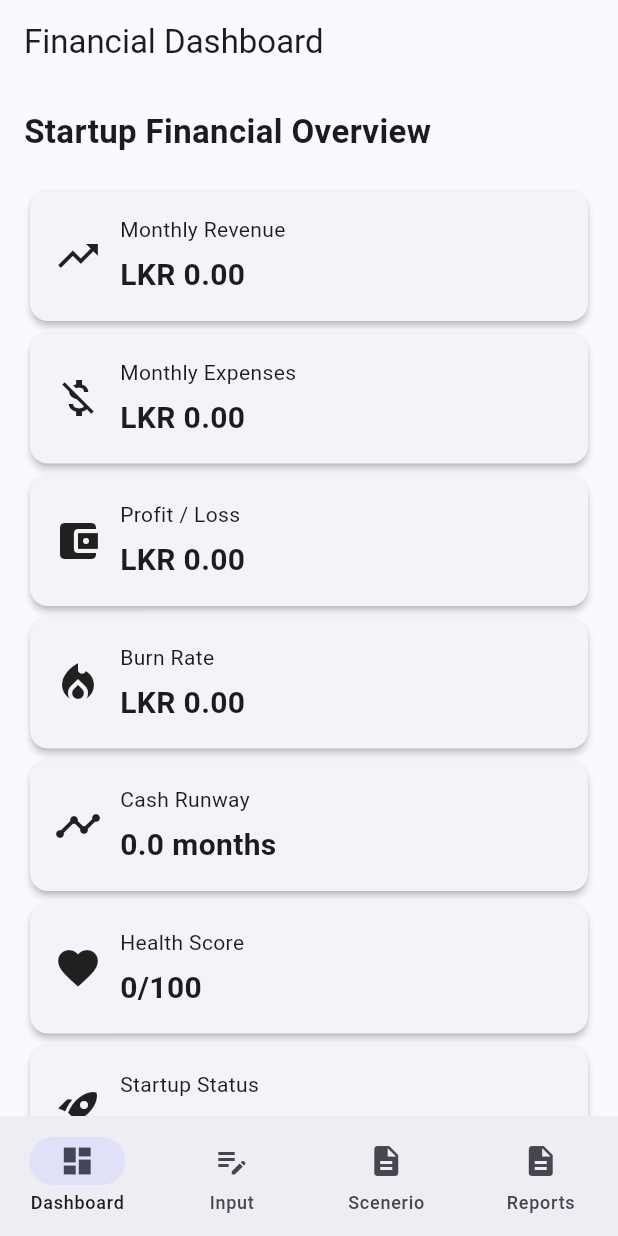
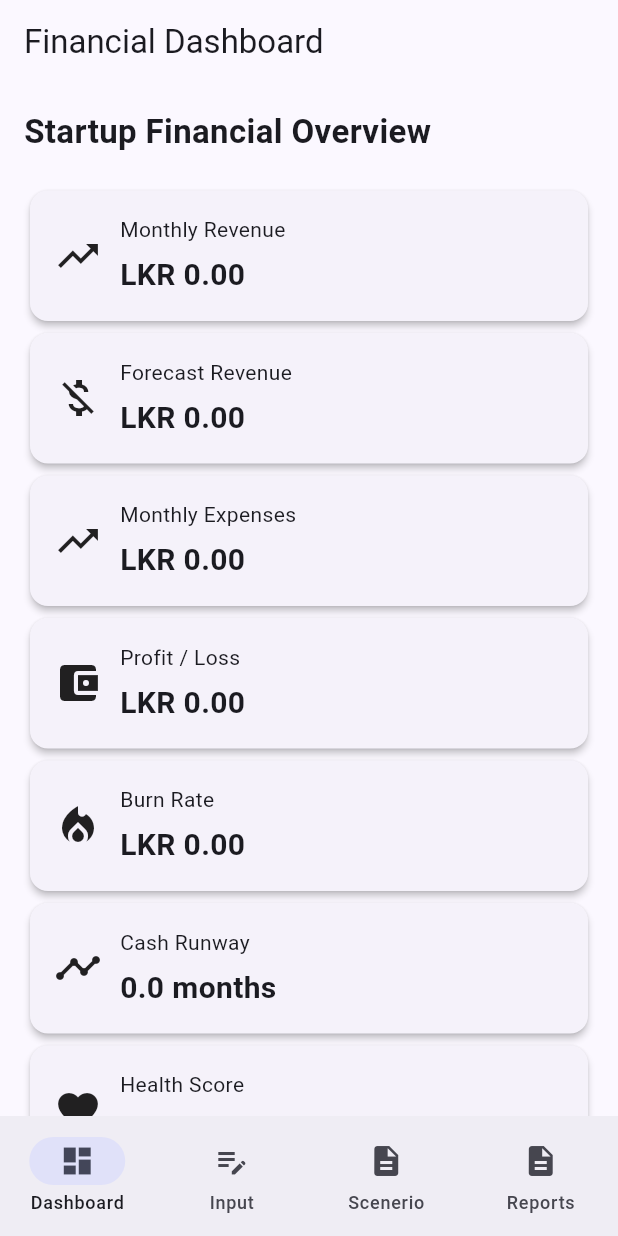
Before and after one commit to Cyber-ANGEL07/startup_financial_analyzer, a Flutter app: the screen it shows after launch, on a phone screen of 412 x 824 dp. Run offline on Flutter 3.47's test engine with Material 3 defaults, Android fonts, the phone set to English and light mode, and no system bars; our stand-ins replace fl_chart, hive_flutter, printing; accounts and stored records are empty.

Commit message:
Add revenue forecasting feature

```diff
--- a/lib/calculations/financial_calculator.dart
+++ b/lib/calculations/financial_calculator.dart
@@ -68,4 +68,8 @@ class FinancialCalculator {
   }
 }
 
+static double forecastNextMonthRevenue(double revenue) {
+  return revenue * 1.10;
 }
+
+}
--- a/lib/main.dart
+++ b/lib/main.dart
@@ -21,6 +21,7 @@ FinancialData.healthScore = box.get('healthScore', defaultValue: 0);
 FinancialData.recommendation = box.get('recommendation', defaultValue: '');
 FinancialData.startupStatus = box.get('startupStatus', defaultValue: '');
 FinancialData.profitLoss = box.get('profitLoss', defaultValue: 0.0);
+FinancialData.forecastRevenue = box.get('forecastRevenue', defaultValue: 0.0);
 
   runApp(const StartupRiskAnalyzerApp());
 }
--- a/lib/models/financial_data.dart
+++ b/lib/models/financial_data.dart
@@ -10,6 +10,7 @@ class FinancialData {
   static int healthScore = 0;
   static String recommendation = '';
   static double profitLoss = 0;
+  static double forecastRevenue =0;
   static String startupStatus = '';
 
   static List<TrendData> trendList = [
--- a/lib/screens/dashboard_screen.dart
+++ b/lib/screens/dashboard_screen.dart
@@ -54,9 +54,14 @@ Color getStatusColor() {
               icon: Icons.trending_up,
             ),
             KpiCard(
+              title: 'Forecast Revenue',
+              value: 'LKR ${FinancialData.forecastRevenue.toStringAsFixed(2)}',
+              icon: Icons.money_off,
+            ),
+            KpiCard(
               title: 'Monthly Expenses',
               value: 'LKR ${FinancialData.expenses.toStringAsFixed(2)}',
-              icon: Icons.money_off,
+              icon: Icons.trending_up,
             ),
             KpiCard(
               title: 'Profit / Loss',
--- a/lib/screens/financial_input_screen.dart
+++ b/lib/screens/financial_input_screen.dart
@@ -100,6 +100,10 @@ class _FinancialInputScreenState
                   cashRunway,
                 );
 
+                final forecastRevenue = FinancialCalculator.forecastNextMonthRevenue(
+                  revenue,
+                );
+
                 final profitLoss = FinancialCalculator.calculateProfitLoss(
                   revenue,
                   expenses,
@@ -118,6 +122,7 @@ class _FinancialInputScreenState
                   FinancialData.riskLevel = riskLevel;
                   FinancialData.healthScore = healthScore;
                   FinancialData.recommendation = recommendation;
+                  FinancialData.forecastRevenue = forecastRevenue;
 
                   final box = Hive.box('financialDataBox');
 
@@ -131,6 +136,7 @@ class _FinancialInputScreenState
                   box.put('recommendation', recommendation);
                   box.put('startupStatus', startupStatus);
                   box.put('profitLoss', profitLoss);
+                  box.put('forecastRevenue', forecastRevenue);
 
                   FinancialData.profitLoss = profitLoss;
                   FinancialData.startupStatus = startupStatus;
```
